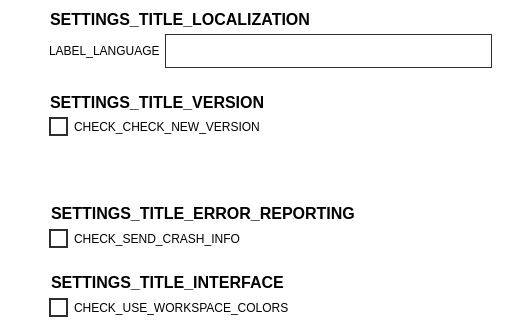
First picture: the form in parsec/core/gui/forms/global_settings_widget.ui, repository Scille/parsec-cloud, before the edit; both pictures show x 0 to 521 and y 135 to 455 of the 521 by 590 pixel window.
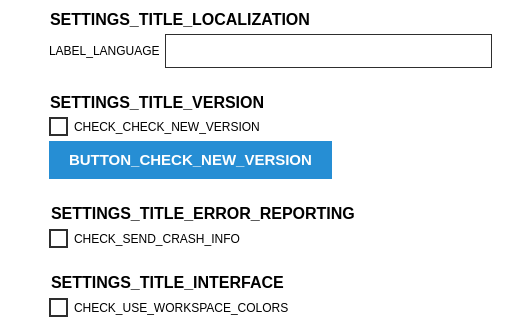
Second picture: the form after the edit. Icons and pictures are not drawn. Custom widgets are drawn as their Qt base class.

The edit to the form file:
```diff
--- a/parsec/core/gui/forms/global_settings_widget.ui
+++ b/parsec/core/gui/forms/global_settings_widget.ui
@@ -156,7 +156,7 @@
    <item>
     <widget class="QScrollArea" name="scrollArea">
      <property name="styleSheet">
-      <string notr="true">background-color: rgb(255, 255, 255);</string>
+      <string notr="true"/>
      </property>
      <property name="frameShape">
       <enum>QFrame::NoFrame</enum>
@@ -182,6 +182,12 @@
         <height>487</height>
        </rect>
       </property>
+      <property name="styleSheet">
+       <string notr="true">#scrollAreaWidgetContents
+{
+background-color: rgb(255, 255, 255);
+}</string>
+      </property>
       <layout class="QVBoxLayout" name="verticalLayout_2">
        <property name="spacing">
         <number>25</number>
@@ -470,6 +476,9 @@
                   <bold>true</bold>
                  </font>
                 </property>
+                <property name="styleSheet">
+                 <string notr="true"/>
+                </property>
                 <property name="text">
                  <string>BUTTON_CHECK_NEW_VERSION</string>
                 </property>
```
Left out of the diff: 6 changed lines with no effect on the pictures.
